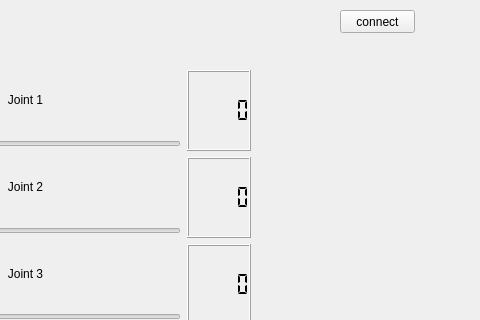
First picture: the form in GUI/command/Commandwindow.ui, repository chameau5050/Handling-Gro, before the edit; both pictures show x 320 to 800 and y 0 to 320 of the 800 by 600 pixel window.
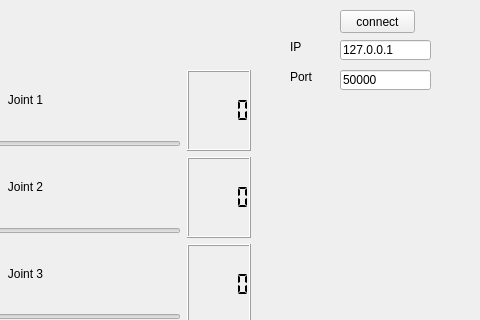
Second picture: the form after the edit.

Commit message: add controle of the target ip et target port of connection

```diff
--- a/GUI/command/Commandwindow.ui
+++ b/GUI/command/Commandwindow.ui
@@ -172,6 +172,58 @@
      <string>connect</string>
     </property>
    </widget>
+   <widget class="QLineEdit" name="targetIp">
+    <property name="geometry">
+     <rect>
+      <x>660</x>
+      <y>40</y>
+      <width>91</width>
+      <height>20</height>
+     </rect>
+    </property>
+    <property name="text">
+     <string>127.0.0.1</string>
+    </property>
+   </widget>
+   <widget class="QLineEdit" name="targetPort">
+    <property name="geometry">
+     <rect>
+      <x>660</x>
+      <y>70</y>
+      <width>91</width>
+      <height>20</height>
+     </rect>
+    </property>
+    <property name="text">
+     <string>50000</string>
+    </property>
+   </widget>
+   <widget class="QLabel" name="label_5">
+    <property name="geometry">
+     <rect>
+      <x>610</x>
+      <y>40</y>
+      <width>47</width>
+      <height>13</height>
+     </rect>
+    </property>
+    <property name="text">
+     <string>IP</string>
+    </property>
+   </widget>
+   <widget class="QLabel" name="label_6">
+    <property name="geometry">
+     <rect>
+      <x>610</x>
+      <y>70</y>
+      <width>47</width>
+      <height>13</height>
+     </rect>
+    </property>
+    <property name="text">
+     <string>Port</string>
+    </property>
+   </widget>
   </widget>
   <widget class="QMenuBar" name="menubar">
    <property name="geometry">
```
The commit also changes 1 other file.
